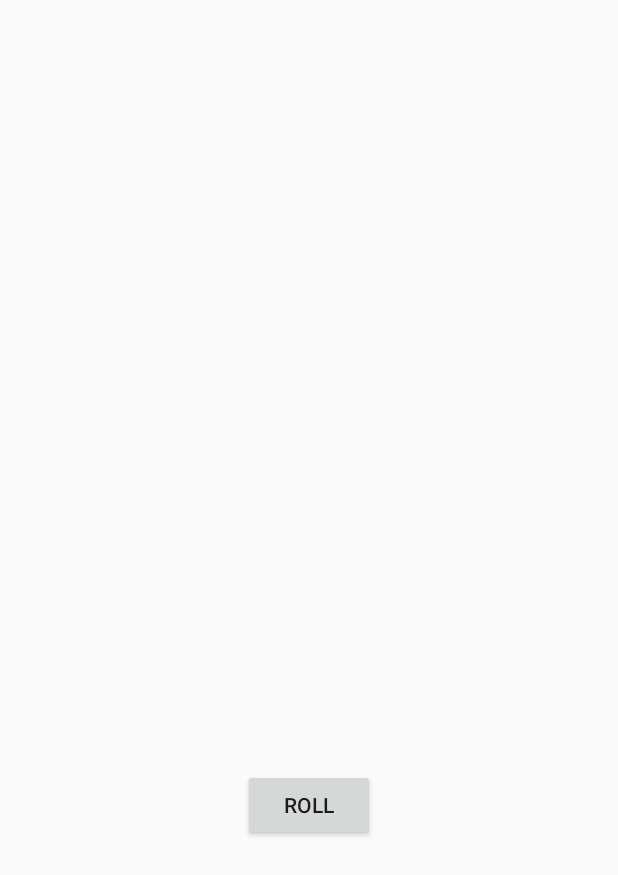
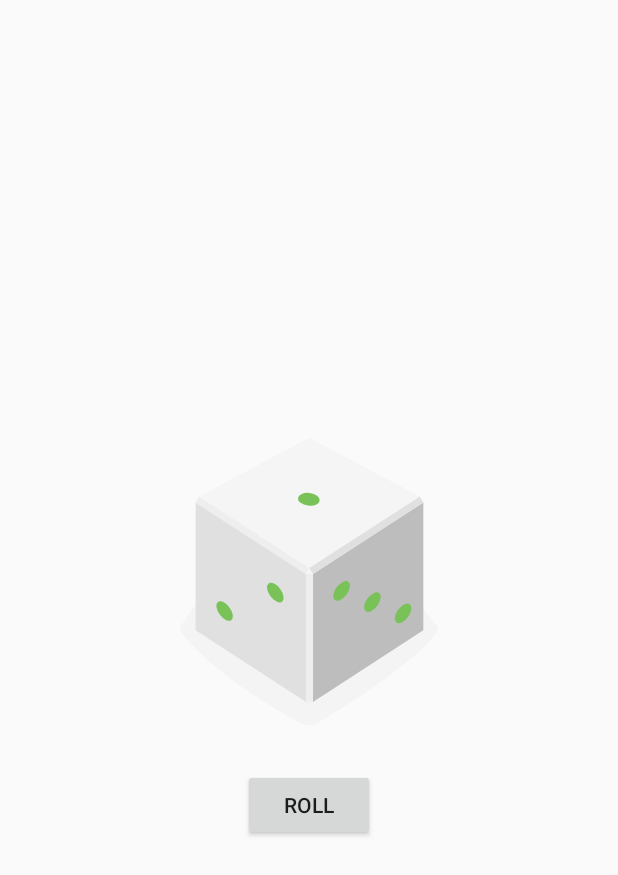
Before and after one commit to mfrancetic/dice-roller, an Android app: the layout activity_main.xml on its own in the app's theme, with its tools: preview values and no code run, on a phone screen of 412 x 824 dp. Shown: the top 875 px of the screen. Run offline under Robolectric (Android 15) with nearby library versions, the phone set to English and light mode, and no system bars.

Commit message:
Add support library for vector drawables; define diceImage and rollButton views as lateinit

```diff
--- a/app/build.gradle
+++ b/app/build.gradle
@@ -12,6 +12,7 @@ android {
         targetSdkVersion 29
         versionCode 1
         versionName "1.0"
+        vectorDrawables.useSupportLibrary = true
 
         testInstrumentationRunner "androidx.test.runner.AndroidJUnitRunner"
     }
@@ -27,7 +28,7 @@ android {
 dependencies {
     implementation fileTree(dir: "libs", include: ["*.jar"])
     implementation "org.jetbrains.kotlin:kotlin-stdlib:$kotlin_version"
-    implementation 'androidx.core:core-ktx:1.1.0'
+    implementation 'androidx.core:core-ktx:1.3.0'
     implementation 'androidx.appcompat:appcompat:1.1.0'
     implementation 'androidx.constraintlayout:constraintlayout:1.1.3'
     testImplementation 'junit:junit:4.12'
--- a/app/src/main/res/layout/activity_main.xml
+++ b/app/src/main/res/layout/activity_main.xml
@@ -13,7 +13,8 @@
         android:id="@+id/dice_image"
         android:layout_width="wrap_content"
         android:layout_gravity="center_horizontal"
-        android:src="@drawable/empty_dice"
+        app:srcCompat="@drawable/empty_dice"
+        tools:srcCompat="@drawable/dice_1"
         android:layout_height="wrap_content"
         android:contentDescription="@string/rolled_number" />
 
```
Also changed, not shown: app/src/main/java/com/mfrancetic/diceroller/MainActivity.kt (+7 -2 lines).
